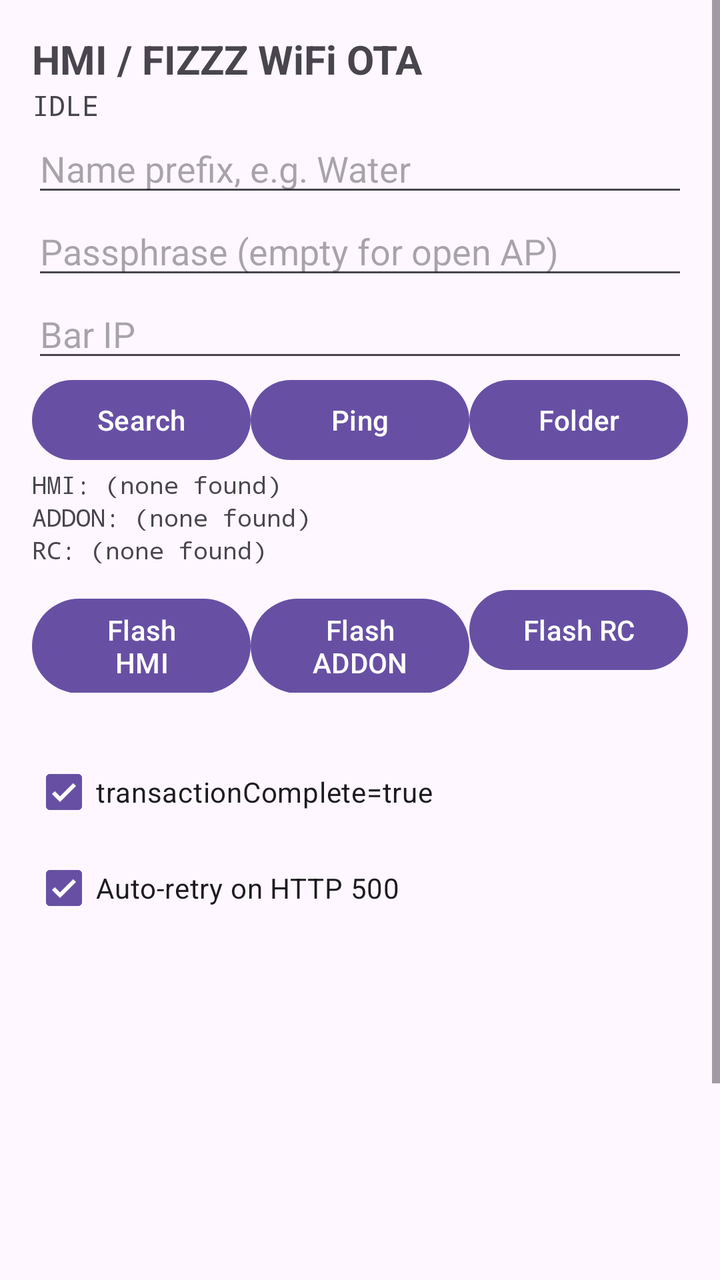
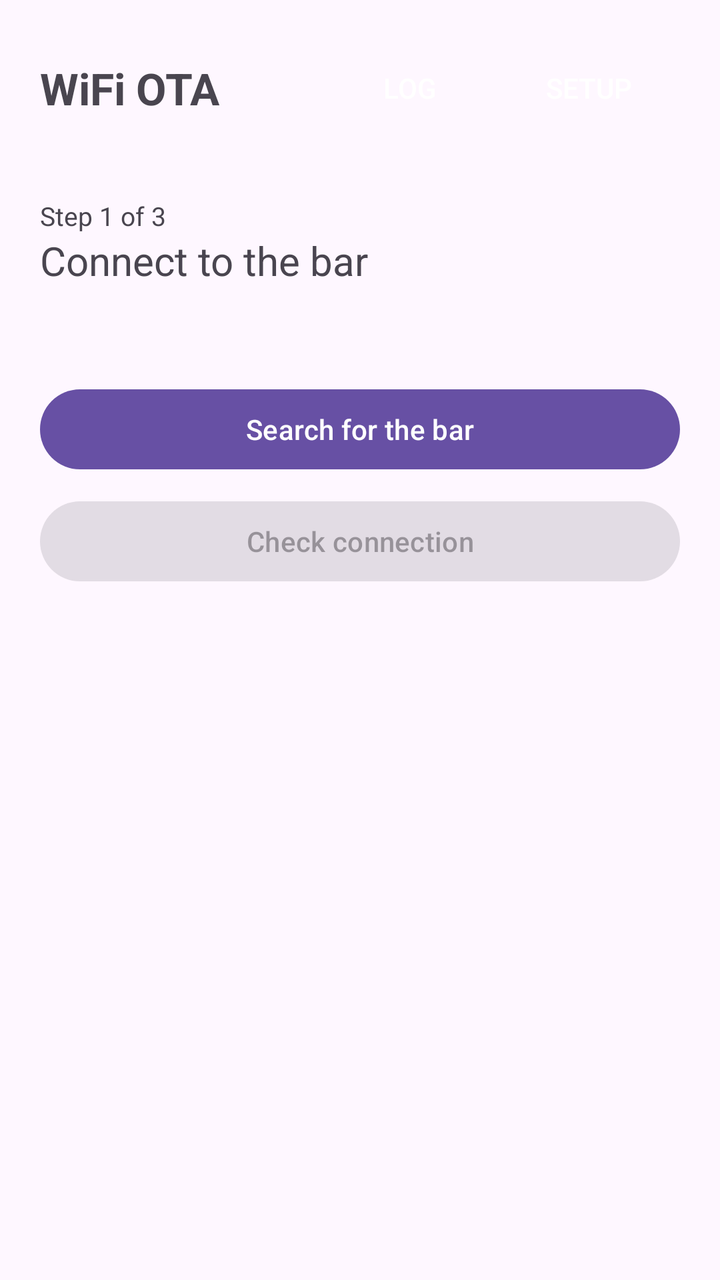

Screens rendered from an Android XML layout before and after an edit, with the pre-edit source and the edit as a unified diff.
<!-- AndroidManifest.xml: application theme Theme.Material3.DayNight -->
<!-- res/layout/activity_main.xml -->
<?xml version="1.0" encoding="utf-8"?>
<ScrollView xmlns:android="http://schemas.android.com/apk/res/android"
    android:layout_width="match_parent"
    android:layout_height="match_parent"
    android:fillViewport="true">

    <LinearLayout
        android:layout_width="match_parent"
        android:layout_height="wrap_content"
        android:orientation="vertical"
        android:padding="16dp">

        <TextView
            android:layout_width="match_parent"
            android:layout_height="wrap_content"
            android:text="HMI / FIZZZ WiFi OTA"
            android:textSize="20sp"
            android:textStyle="bold" />

        <TextView
            android:id="@+id/statusLabel"
            android:layout_width="match_parent"
            android:layout_height="wrap_content"
            android:fontFamily="monospace"
            android:text="IDLE" />

        <EditText
            android:id="@+id/ssidField"
            android:layout_width="match_parent"
            android:layout_height="wrap_content"
            android:hint="Name prefix, e.g. Water"
            android:inputType="text" />

        <EditText
            android:id="@+id/passField"
            android:layout_width="match_parent"
            android:layout_height="wrap_content"
            android:hint="Passphrase (empty for open AP)"
            android:inputType="textPassword" />

        <EditText
            android:id="@+id/ipField"
            android:layout_width="match_parent"
            android:layout_height="wrap_content"
            android:hint="Bar IP"
            android:inputType="text" />

        <LinearLayout
            android:layout_width="match_parent"
            android:layout_height="wrap_content"
            android:orientation="horizontal">

            <Button
                android:id="@+id/connectButton"
                android:layout_width="0dp"
                android:layout_height="wrap_content"
                android:layout_weight="1"
                android:text="Search" />

            <Button
                android:id="@+id/pingButton"
                android:layout_width="0dp"
                android:layout_height="wrap_content"
                android:layout_weight="1"
                android:text="Ping" />

            <Button
                android:id="@+id/folderButton"
                android:layout_width="0dp"
                android:layout_height="wrap_content"
                android:layout_weight="1"
                android:text="Folder" />
        </LinearLayout>

        <TextView
            android:id="@+id/hmiLabel"
            android:layout_width="match_parent"
            android:layout_height="wrap_content"
            android:fontFamily="monospace"
            android:textSize="12sp"
            android:text="HMI: (none found)" />

        <TextView
            android:id="@+id/addonLabel"
            android:layout_width="match_parent"
            android:layout_height="wrap_content"
            android:fontFamily="monospace"
            android:textSize="12sp"
            android:text="ADDON: (none found)" />

        <TextView
            android:id="@+id/rcLabel"
            android:layout_width="match_parent"
            android:layout_height="wrap_content"
            android:fontFamily="monospace"
            android:textSize="12sp"
            android:text="RC: (none found)" />

        <LinearLayout
            android:layout_width="match_parent"
            android:layout_height="wrap_content"
            android:layout_marginTop="8dp"
            android:orientation="horizontal">

            <Button
                android:id="@+id/hmiButton"
                android:layout_width="0dp"
                android:layout_height="wrap_content"
                android:layout_weight="1"
                android:text="Flash HMI" />

            <Button
                android:id="@+id/addonButton"
                android:layout_width="0dp"
                android:layout_height="wrap_content"
                android:layout_weight="1"
                android:text="Flash ADDON" />

            <Button
                android:id="@+id/rcButton"
                android:layout_width="0dp"
                android:layout_height="wrap_content"
                android:layout_weight="1"
                android:text="Flash RC" />
        </LinearLayout>

        <LinearLayout
            android:layout_width="match_parent"
            android:layout_height="wrap_content"
            android:layout_marginTop="8dp"
            android:gravity="center_vertical"
            android:orientation="horizontal">

            <ProgressBar
                android:id="@+id/spinner"
                style="?android:attr/progressBarStyleSmall"
                android:layout_width="wrap_content"
                android:layout_height="wrap_content"
                android:visibility="gone" />

            <TextView
                android:id="@+id/progressText"
                android:layout_width="0dp"
                android:layout_height="wrap_content"
                android:layout_marginStart="8dp"
                android:layout_weight="1"
                android:textSize="13sp"
                android:text="" />
        </LinearLayout>

        <ProgressBar
            android:id="@+id/uploadBar"
            style="?android:attr/progressBarStyleHorizontal"
            android:layout_width="match_parent"
            android:layout_height="wrap_content"
            android:max="100"
            android:progress="0"
            android:visibility="gone" />

        <CheckBox
            android:id="@+id/tcCheck"
            android:layout_width="wrap_content"
            android:layout_height="wrap_content"
            android:checked="true"
            android:text="transactionComplete=true" />

        <CheckBox
            android:id="@+id/retryCheck"
            android:layout_width="wrap_content"
            android:layout_height="wrap_content"
            android:checked="true"
            android:text="Auto-retry on HTTP 500" />

        <ScrollView
            android:id="@+id/logScroll"
            android:layout_width="match_parent"
            android:layout_height="260dp"
            android:layout_marginTop="12dp">

            <TextView
                android:id="@+id/logView"
                android:layout_width="match_parent"
                android:layout_height="wrap_content"
                android:fontFamily="monospace"
                android:textSize="11sp" />
        </ScrollView>
    </LinearLayout>
</ScrollView>
<!-- resources referenced by this layout -->
<resources>

</resources>

<!-- the commit's change to res/layout/activity_main.xml (unified diff, before → after) -->
@@ -1,188 +1,196 @@
 <?xml version="1.0" encoding="utf-8"?>
-<ScrollView xmlns:android="http://schemas.android.com/apk/res/android"
+<LinearLayout xmlns:android="http://schemas.android.com/apk/res/android"
     android:layout_width="match_parent"
     android:layout_height="match_parent"
-    android:fillViewport="true">
+    android:orientation="vertical"
+    android:padding="20dp">
 
     <LinearLayout
         android:layout_width="match_parent"
         android:layout_height="wrap_content"
-        android:orientation="vertical"
-        android:padding="16dp">
+        android:gravity="center_vertical"
+        android:orientation="horizontal">
 
         <TextView
+            android:layout_width="0dp"
+            android:layout_height="wrap_content"
+            android:layout_weight="1"
+            android:text="WiFi OTA"
+            android:textSize="22sp"
+            android:textStyle="bold" />
+
+        <Button
+            android:id="@+id/logButton"
+            style="?android:attr/borderlessButtonStyle"
+            android:layout_width="wrap_content"
+            android:layout_height="wrap_content"
+            android:text="Log" />
+
+        <Button
+            android:id="@+id/settingsButton"
+            style="?android:attr/borderlessButtonStyle"
+            android:layout_width="wrap_content"
+            android:layout_height="wrap_content"
+            android:text="Setup" />
+    </LinearLayout>
+
+    <LinearLayout
+        android:layout_width="match_parent"
+        android:layout_height="wrap_content"
+        android:layout_marginTop="8dp"
+        android:orientation="horizontal">
+
+        <View
+            android:id="@+id/bar1"
+            android:layout_width="0dp"
+            android:layout_height="5dp"
+            android:layout_marginEnd="4dp"
+            android:layout_weight="1" />
+
+        <View
+            android:id="@+id/bar2"
+            android:layout_width="0dp"
+            android:layout_height="5dp"
+            android:layout_marginEnd="4dp"
+            android:layout_weight="1" />
+
+        <View
+            android:id="@+id/bar3"
+            android:layout_width="0dp"
+            android:layout_height="5dp"
+            android:layout_weight="1" />
+    </LinearLayout>
+
+    <TextView
+        android:id="@+id/stepCounter"
+        android:layout_width="wrap_content"
+        android:layout_height="wrap_content"
+        android:layout_marginTop="18dp"
+        android:textSize="13sp"
+        android:text="Step 1 of 3" />
+
+    <TextView
+        android:id="@+id/stepTitle"
+        android:layout_width="wrap_content"
+        android:layout_height="wrap_content"
+        android:textSize="20sp"
+        android:text="Connect to the bar" />
+
+    <TextView
+        android:id="@+id/stepHint"
+        android:layout_width="match_parent"
+        android:layout_height="wrap_content"
+        android:layout_marginTop="4dp"
+        android:textSize="14sp"
+        android:text="" />
+
+    <LinearLayout
+        android:id="@+id/step1"
+        android:layout_width="match_parent"
+        android:layout_height="wrap_content"
+        android:layout_marginTop="24dp"
+        android:orientation="vertical">
+
+        <Button
+            android:id="@+id/searchButton"
             android:layout_width="match_parent"
             android:layout_height="wrap_content"
-            android:text="HMI / FIZZZ WiFi OTA"
-            android:textSize="20sp"
-            android:textStyle="bold" />
+            android:text="Search for the bar" />
 
-        <TextView
-            android:id="@+id/statusLabel"
-            android:layout_width="match_parent"
-            android:layout_height="wrap_content"
-            android:fontFamily="monospace"
-            android:text="IDLE" />
-
-        <EditText
-            android:id="@+id/ssidField"
-            android:layout_width="match_parent"
-            android:layout_height="wrap_content"
-            android:hint="Name prefix, e.g. Water"
-            android:inputType="text" />
-
-        <EditText
-            android:id="@+id/passField"
-            android:layout_width="match_parent"
-            android:layout_height="wrap_content"
-            android:hint="Passphrase (empty for open AP)"
-            android:inputType="textPassword" />
-
-        <EditText
-            android:id="@+id/ipField"
-            android:layout_width="match_parent"
-            android:layout_height="wrap_content"
-            android:hint="Bar IP"
-            android:inputType="text" />
-
-        <LinearLayout
-            android:layout_width="match_parent"
-            android:layout_height="wrap_content"
-            android:orientation="horizontal">
-
-            <Button
-                android:id="@+id/connectButton"
-                android:layout_width="0dp"
-                android:layout_height="wrap_content"
-                android:layout_weight="1"
-                android:text="Search" />
-
-            <Button
-                android:id="@+id/pingButton"
-                android:layout_width="0dp"
-                android:layout_height="wrap_content"
-                android:layout_weight="1"
-                android:text="Ping" />
-
-            <Button
-                android:id="@+id/folderButton"
-                android:layout_width="0dp"
-                android:layout_height="wrap_content"
-                android:layout_weight="1"
-                android:text="Folder" />
-        </LinearLayout>
-
-        <TextView
-            android:id="@+id/hmiLabel"
-            android:layout_width="match_parent"
-            android:layout_height="wrap_content"
-            android:fontFamily="monospace"
-            android:textSize="12sp"
-            android:text="HMI: (none found)" />
-
-        <TextView
-            android:id="@+id/addonLabel"
-            android:layout_width="match_parent"
-            android:layout_height="wrap_content"
-            android:fontFamily="monospace"
-            android:textSize="12sp"
-            android:text="ADDON: (none found)" />
-
-        <TextView
-            android:id="@+id/rcLabel"
-            android:layout_width="match_parent"
-            android:layout_height="wrap_content"
-            android:fontFamily="monospace"
-            android:textSize="12sp"
-            android:text="RC: (none found)" />
-
-        <LinearLayout
+        <Button
+            android:id="@+id/pingButton"
             android:layout_width="match_parent"
             android:layout_height="wrap_content"
             android:layout_marginTop="8dp"
-            android:orientation="horizontal">
+            android:enabled="false"
+            android:text="Check connection" />
+    </LinearLayout>
 
-            <Button
-                android:id="@+id/hmiButton"
-                android:layout_width="0dp"
-                android:layout_height="wrap_content"
-                android:layout_weight="1"
-                android:text="Flash HMI" />
+    <LinearLayout
+        android:id="@+id/step2"
+        android:layout_width="match_parent"
+        android:layout_height="wrap_content"
+        android:layout_marginTop="24dp"
+        android:orientation="vertical"
+        android:visibility="gone">
 
-            <Button
-                android:id="@+id/addonButton"
-                android:layout_width="0dp"
-                android:layout_height="wrap_content"
-                android:layout_weight="1"
-                android:text="Flash ADDON" />
+        <Button
+            android:id="@+id/folderButton"
+            android:layout_width="match_parent"
+            android:layout_height="wrap_content"
+            android:text="Choose firmware folder" />
 
-            <Button
-                android:id="@+id/rcButton"
-                android:layout_width="0dp"
-                android:layout_height="wrap_content"
-                android:layout_weight="1"
-                android:text="Flash RC" />
-        </LinearLayout>
+        <Button
+            android:id="@+id/hmiButton"
+            android:layout_width="match_parent"
+            android:layout_height="wrap_content"
+            android:layout_marginTop="12dp"
+            android:enabled="false"
+            android:text="HMI" />
 
-        <LinearLayout
+        <Button
+            android:id="@+id/addonButton"
             android:layout_width="match_parent"
             android:layout_height="wrap_content"
             android:layout_marginTop="8dp"
-            android:gravity="center_vertical"
-            android:orientation="horizontal">
+            android:enabled="false"
+            android:text="ADDON" />
 
-            <ProgressBar
-                android:id="@+id/spinner"
-                style="?android:attr/progressBarStyleSmall"
-                android:layout_width="wrap_content"
-                android:layout_height="wrap_content"
-                android:visibility="gone" />
+        <Button
+            android:id="@+id/rcButton"
+            android:layout_width="match_parent"
+            android:layout_height="wrap_content"
+            android:layout_marginTop="8dp"
+            android:enabled="false"
+            android:text="RC" />
+    </LinearLayout>
 
-            <TextView
-                android:id="@+id/progressText"
-                android:layout_width="0dp"
-                android:layout_height="wrap_content"
-                android:layout_marginStart="8dp"
-                android:layout_weight="1"
-                android:textSize="13sp"
-                android:text="" />
-        </LinearLayout>
+    <LinearLayout
+        android:id="@+id/step3"
+        android:layout_width="match_parent"
+        android:layout_height="wrap_content"
+        android:layout_marginTop="24dp"
+        android:orientation="vertical"
+        android:visibility="gone">
+
+        <TextView
+            android:id="@+id/summary"
+            android:layout_width="match_parent"
+            android:layout_height="wrap_content"
+            android:textSize="15sp"
+            android:text="" />
 
         <ProgressBar
             android:id="@+id/uploadBar"
             style="?android:attr/progressBarStyleHorizontal"
             android:layout_width="match_parent"
             android:layout_height="wrap_content"
+            android:layout_marginTop="16dp"
             android:max="100"
             android:progress="0"
-            android:visibility="gone" />
+            android:visibility="invisible" />
 
-        <CheckBox
-            android:id="@+id/tcCheck"
-            android:layout_width="wrap_content"
+        <TextView
+            android:id="@+id/progressText"
+            android:layout_width="match_parent"
             android:layout_height="wrap_content"
-            android:checked="true"
-            android:text="transactionComplete=true" />
+            android:textSize="13sp"
+            android:text="" />
 
-        <CheckBox
-            android:id="@+id/retryCheck"
-            android:layout_width="wrap_content"
+        <Button
+            android:id="@+id/flashButton"
+            android:layout_width="match_parent"
             android:layout_height="wrap_content"
-            android:checked="true"
-            android:text="Auto-retry on HTTP 500" />
+            android:layout_marginTop="16dp"
+            android:text="Flash" />
+    </LinearLayout>
 
-        <ScrollView
-            android:id="@+id/logScroll"
-            android:layout_width="match_parent"
-            android:layout_height="260dp"
-            android:layout_marginTop="12dp">
-
-            <TextView
-                android:id="@+id/logView"
-                android:layout_width="match_parent"
-                android:layout_height="wrap_content"
-                android:fontFamily="monospace"
-                android:textSize="11sp" />
-        </ScrollView>
-    </LinearLayout>
-</ScrollView>
+    <Button
+        android:id="@+id/backButton"
+        style="?android:attr/borderlessButtonStyle"
+        android:layout_width="wrap_content"
+        android:layout_height="wrap_content"
+        android:layout_marginTop="8dp"
+        android:text="Back"
+        android:visibility="gone" />
+</LinearLayout>
